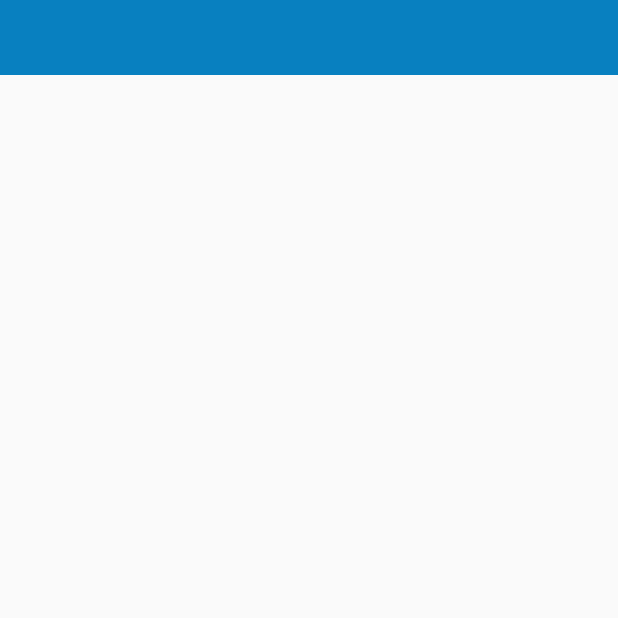
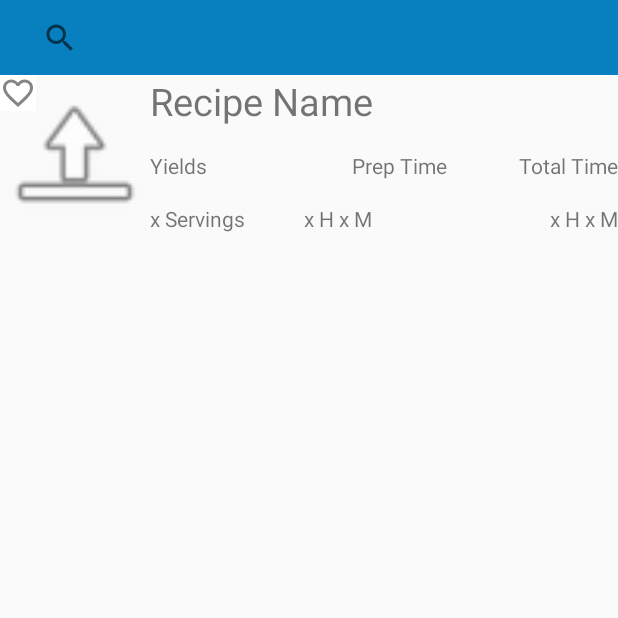
Before and after one commit to schmude23/Kitchen, an Android app: the DisplaySelectedRecipeActivity screen opened directly, with no data from a screen before it, on a phone screen of 412 x 824 dp, the top half of it. Run offline under Robolectric (Android 15) with nearby library versions, the phone set to English and light mode, and no system bars.

Commit message:
Added layout files

```diff
--- a/app/build.gradle
+++ b/app/build.gradle
@@ -27,4 +27,5 @@ dependencies {
     androidTestImplementation 'androidx.test.ext:junit:1.1.0'
     androidTestImplementation 'androidx.test.espresso:espresso-core:3.2.0'
     implementation 'com.google.android.material:material:1.0.0'
+    implementation 'com.miguelcatalan:materialsearchview:1.4.0'
 }
--- a/app/src/main/res/layout/activity_display_selected_recipe.xml
+++ b/app/src/main/res/layout/activity_display_selected_recipe.xml
@@ -9,4 +9,90 @@
     <include android:id="@+id/toolbar"
         layout = "@layout/toolbar" />
 
+    <ImageView
+        android:id="@+id/recipe_image"
+        android:layout_width="100dp"
+        android:layout_height="108dp"
+        app:layout_constraintStart_toStartOf="parent"
+        app:layout_constraintTop_toBottomOf="@id/toolbar"
+        app:srcCompat="@android:drawable/ic_menu_upload" />
+
+    <ImageButton
+        android:id="@+id/recipe_favorite_outline"
+        android:layout_width="wrap_content"
+        android:layout_height="wrap_content"
+        android:background="@color/colorAccent"
+        app:layout_constraintStart_toStartOf="parent"
+        app:layout_constraintTop_toBottomOf="@id/toolbar"
+        app:srcCompat="@drawable/ic_favorite_outline" />
+
+    <TextView
+        android:id="@+id/text_recipe_name"
+        android:layout_width="wrap_content"
+        android:layout_height="wrap_content"
+        android:text="Recipe Name"
+        android:textSize="25sp"
+        app:layout_constraintStart_toEndOf="@+id/recipe_image"
+        app:layout_constraintTop_toBottomOf="@id/toolbar" />
+
+    <TextView
+        android:id="@+id/text_yields"
+        android:layout_width="wrap_content"
+        android:layout_height="wrap_content"
+        android:layout_marginTop="16dp"
+        android:text="Yields"
+        app:layout_constraintStart_toEndOf="@+id/recipe_image"
+        app:layout_constraintTop_toBottomOf="@+id/text_recipe_name" />
+
+    <TextView
+        android:id="@+id/text_prep_time"
+        android:layout_width="wrap_content"
+        android:layout_height="wrap_content"
+        android:layout_marginTop="16dp"
+        android:text="Prep Time"
+        app:layout_constraintEnd_toStartOf="@+id/text_total_time"
+        app:layout_constraintHorizontal_bias="0.67"
+        app:layout_constraintStart_toEndOf="@+id/text_yields"
+        app:layout_constraintTop_toBottomOf="@+id/text_recipe_name" />
+
+    <TextView
+        android:id="@+id/text_total_time"
+        android:layout_width="wrap_content"
+        android:layout_height="wrap_content"
+        android:layout_marginTop="16dp"
+        android:text="Total Time"
+        app:layout_constraintEnd_toEndOf="parent"
+        app:layout_constraintTop_toBottomOf="@+id/text_recipe_name" />
+
+    <TextView
+        android:id="@+id/recipe_servings"
+        android:layout_width="wrap_content"
+        android:layout_height="wrap_content"
+        android:layout_marginTop="16dp"
+        android:text="x Servings"
+        app:layout_constraintStart_toEndOf="@+id/recipe_image"
+        app:layout_constraintTop_toBottomOf="@+id/text_yields" />
+
+    <TextView
+        android:id="@+id/recipe_prep_time"
+        android:layout_width="wrap_content"
+        android:layout_height="wrap_content"
+        android:layout_marginStart="28dp"
+        android:layout_marginLeft="28dp"
+        android:layout_marginTop="16dp"
+        android:text="x H x M"
+        app:layout_constraintEnd_toStartOf="@+id/recipe_total_time"
+        app:layout_constraintHorizontal_bias="0.081"
+        app:layout_constraintStart_toEndOf="@+id/recipe_servings"
+        app:layout_constraintTop_toBottomOf="@+id/text_prep_time" />
+
+    <TextView
+        android:id="@+id/recipe_total_time"
+        android:layout_width="wrap_content"
+        android:layout_height="wrap_content"
+        android:layout_marginTop="16dp"
+        android:text="x H x M"
+        app:layout_constraintEnd_toEndOf="parent"
+        app:layout_constraintTop_toBottomOf="@+id/text_total_time" />
+
 </androidx.constraintlayout.widget.ConstraintLayout>
--- a/app/src/main/res/layout/activity_recipe_list.xml
+++ b/app/src/main/res/layout/activity_recipe_list.xml
@@ -14,12 +14,6 @@
         app:layout_constraintStart_toStartOf="parent"
         app:layout_constraintTop_toTopOf="parent" />
 
-    <SearchView
-        android:id="@+id/search_button"
-        android:layout_width="wrap_content"
-        android:layout_height="50dp"
-        app:layout_constraintStart_toStartOf="@+id/toolbar"
-        app:layout_constraintTop_toTopOf="parent" />
 
     <androidx.recyclerview.widget.RecyclerView
         android:id="@+id/recipe_list_recycler"
--- a/app/src/main/res/layout/toolbar.xml
+++ b/app/src/main/res/layout/toolbar.xml
@@ -1,9 +1,18 @@
 <?xml version="1.0" encoding="utf-8"?>
 <androidx.appcompat.widget.Toolbar xmlns:android="http://schemas.android.com/apk/res/android"
     xmlns:app="http://schemas.android.com/apk/res-auto"
+    xmlns:tools="http://schemas.android.com/tools"
+    android:id="@+id/toolbar"
     android:layout_width="match_parent"
     android:layout_height="50dp"
-    android:background="@color/colorPrimary"
-    android:id="@+id/toolbar">
+    android:background="@color/colorPrimary">
+
+    <SearchView
+        android:id="@+id/search_button"
+        android:layout_width="wrap_content"
+        android:layout_height="50dp"
+        app:layout_constraintStart_toStartOf="@+id/toolbar"
+        app:layout_constraintTop_toTopOf="parent" />
+
 
 </androidx.appcompat.widget.Toolbar>
```
Also changed, not shown: app/src/main/java/com/example/kitchen/MainActivity.java (+6 -3 lines), app/src/main/res/drawable/ic_search_black_24dp.xml (added, +9 -0 lines), app/src/main/res/layout/shopping_cart_item_popup.xml (added, +16 -0 lines), app/src/main/res/layout/shopping_cart_list_item.xml (added, +18 -0 lines), app/src/main/res/menu/menu.xml (+5 -7 lines).
